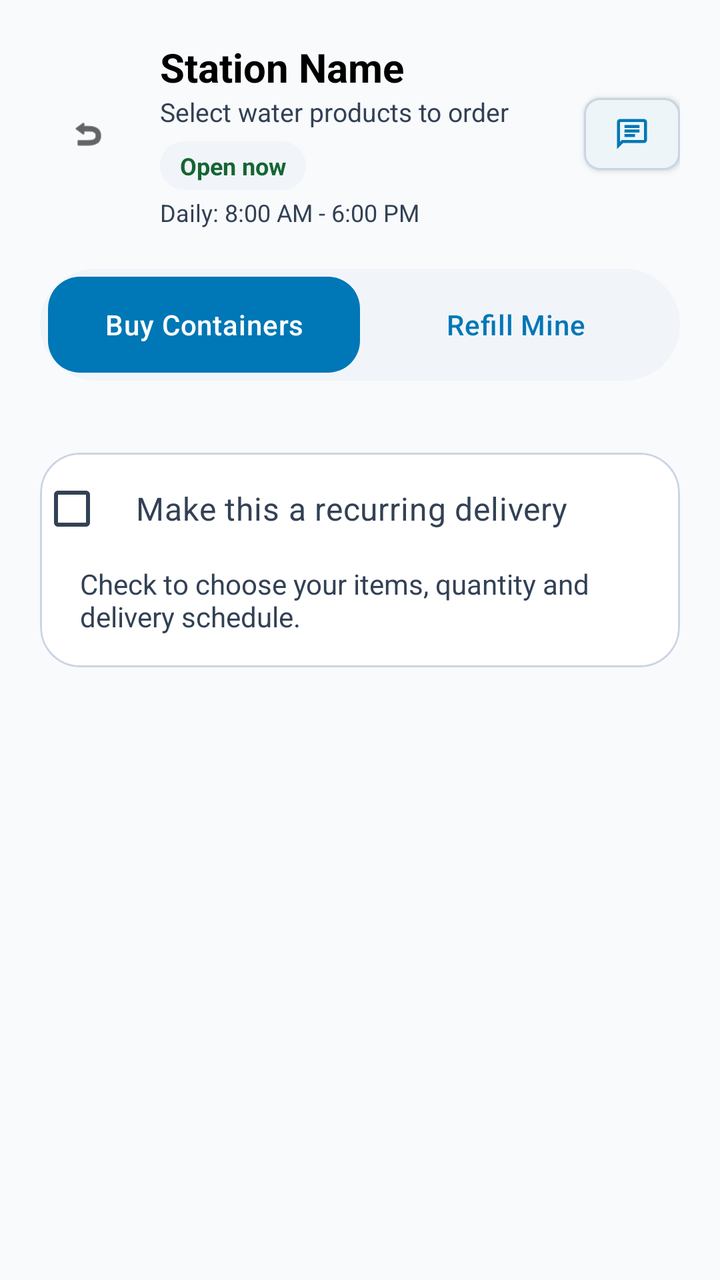
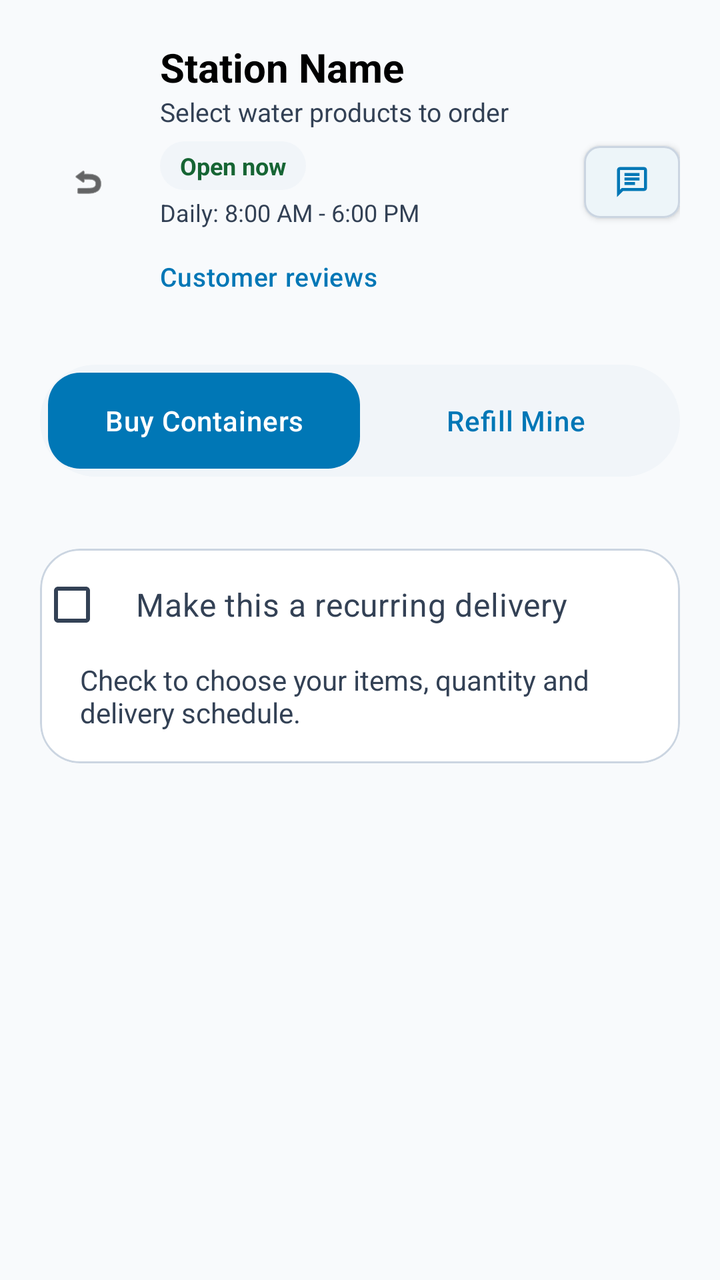

Before-and-after screenshots of an Android layout around one commit, followed by the original layout XML and the change that was made.
<!-- AndroidManifest.xml: application theme Theme.BeAqua -->
<!-- res/layout/station_inventory_content.xml -->
<?xml version="1.0" encoding="utf-8"?>
<androidx.core.widget.NestedScrollView xmlns:android="http://schemas.android.com/apk/res/android"
    xmlns:app="http://schemas.android.com/apk/res-auto"
    android:layout_width="match_parent"
    android:layout_height="match_parent"
    android:fillViewport="true"
    android:background="@color/background">

    <LinearLayout
        android:layout_width="match_parent"
        android:layout_height="wrap_content"
        android:orientation="vertical">

    <LinearLayout
        android:layout_width="match_parent"
        android:layout_height="wrap_content"
        android:orientation="horizontal"
        android:gravity="center_vertical"
        android:padding="20dp">

        <com.google.android.material.button.MaterialButton
            android:id="@+id/btnBackToStations"
            style="@style/Widget.MaterialComponents.Button.TextButton"
            android:layout_width="48dp"
            android:layout_height="48dp"
            android:padding="0dp"
            app:icon="@android:drawable/ic_menu_revert"
            app:iconPadding="0dp"
            app:iconGravity="textStart"
            app:iconTint="@color/text_primary" />

        <LinearLayout
            android:layout_width="0dp"
            android:layout_height="wrap_content"
            android:layout_weight="1"
            android:orientation="vertical"
            android:layout_marginStart="12dp">
            <TextView
                android:id="@+id/tvStationName"
                android:layout_width="wrap_content"
                android:layout_height="wrap_content"
                android:text="Station Name"
                android:textColor="@color/text_primary"
                android:textSize="20sp"
                android:textStyle="bold" />
            <TextView
                android:id="@+id/tvInventorySubtitle"
                android:layout_width="wrap_content"
                android:layout_height="wrap_content"
                android:text="Select water products to order"
                android:textColor="@color/text_secondary"
                android:textSize="13sp" />

            <TextView
                android:id="@+id/tvStationOpenStatus"
                android:layout_width="wrap_content"
                android:layout_height="wrap_content"
                android:layout_marginTop="6dp"
                android:background="@drawable/bg_pill_status"
                android:paddingHorizontal="10dp"
                android:paddingVertical="4dp"
                android:text="Open now"
                android:textColor="@color/success"
                android:textSize="12sp"
                android:textStyle="bold" />

            <TextView
                android:id="@+id/tvStationOperatingHours"
                android:layout_width="wrap_content"
                android:layout_height="wrap_content"
                android:layout_marginTop="3dp"
                android:text="Daily: 8:00 AM - 6:00 PM"
                android:textColor="@color/text_secondary"
                android:textSize="12sp" />
        </LinearLayout>

        <com.google.android.material.button.MaterialButton
            android:id="@+id/btnChatWithOwner"
            style="@style/Widget.MaterialComponents.Button.Icon"
            android:layout_width="48dp"
            android:layout_height="48dp"
            android:padding="0dp"
            app:icon="@drawable/ic_messages"
            app:iconPadding="0dp"
            app:iconGravity="textStart"
            app:iconTint="@color/primary"
            app:backgroundTint="@color/white"
            app:strokeColor="@color/divider"
            app:strokeWidth="1dp"
            app:shapeAppearanceOverlay="@style/ShapeAppearance.Material3.Corner.Small"/>
    </LinearLayout>

    <LinearLayout
        android:layout_width="match_parent"
        android:layout_height="wrap_content"
        android:layout_marginHorizontal="20dp"
        android:layout_marginBottom="12dp"
        android:background="@drawable/bg_pill_status"
        android:orientation="horizontal"
        android:padding="4dp">

        <com.google.android.material.button.MaterialButton
            android:id="@+id/btnBuyContainers"
            android:layout_width="0dp"
            android:layout_height="48dp"
            android:layout_weight="1"
            android:text="Buy Containers"
            android:textAllCaps="false"
            app:cornerRadius="16dp" />

        <com.google.android.material.button.MaterialButton
            android:id="@+id/btnRefillContainer"
            style="@style/Widget.MaterialComponents.Button.TextButton"
            android:layout_width="0dp"
            android:layout_height="48dp"
            android:layout_weight="1"
            android:text="Refill Mine"
            android:textAllCaps="false"
            android:textColor="@color/primary"
            app:cornerRadius="16dp" />
    </LinearLayout>

    <androidx.recyclerview.widget.RecyclerView
        android:id="@+id/rvStationProducts"
        android:layout_width="match_parent"
        android:layout_height="wrap_content"
        android:nestedScrollingEnabled="false"
        android:clipToPadding="false"
        android:paddingHorizontal="16dp"
        android:paddingBottom="24dp" />

    <com.google.android.material.card.MaterialCardView
        android:layout_width="match_parent"
        android:layout_height="wrap_content"
        android:layout_marginHorizontal="20dp"
        android:layout_marginBottom="24dp"
        app:cardCornerRadius="20dp"
        app:cardElevation="0dp"
        app:cardBackgroundColor="@color/white"
        app:strokeColor="@color/divider"
        app:strokeWidth="1dp">
        <LinearLayout
            android:layout_width="match_parent"
            android:layout_height="wrap_content"
            android:orientation="vertical">
            <com.google.android.material.checkbox.MaterialCheckBox
                android:id="@+id/checkRecurringDelivery"
                android:layout_width="match_parent"
                android:layout_height="wrap_content"
                android:minHeight="56dp"
                android:paddingHorizontal="16dp"
                android:text="@string/recurring_delivery_option"
                android:textColor="@color/text_secondary"
                android:textSize="16sp" />
            <TextView
                android:id="@+id/tvRecurringDeliveryHint"
                android:layout_width="match_parent"
                android:layout_height="wrap_content"
                android:paddingHorizontal="20dp"
                android:paddingBottom="16dp"
                android:text="@string/recurring_delivery_hint"
                android:textColor="@color/text_secondary" />
            <LinearLayout
                android:id="@+id/recurringDeliveryForm"
                android:layout_width="match_parent"
                android:layout_height="wrap_content"
                android:orientation="vertical"
                android:visibility="gone" />
        </LinearLayout>
    </com.google.android.material.card.MaterialCardView>
    </LinearLayout>
</androidx.core.widget.NestedScrollView>
<!-- resources referenced by this layout -->
<resources>
  <color name="background">#F8FAFC</color>
  <color name="divider">#CBD5E1</color>
  <color name="primary">#0077B6</color>
  <color name="success">#166534</color>
  <color name="text_primary">#000000</color>
  <color name="text_secondary">#334155</color>
  <color name="white">#FFFFFF</color>
  <!-- drawable bg_pill_status (drawable) -->
  <?xml version="1.0" encoding="utf-8"?>
  <shape xmlns:android="http://schemas.android.com/apk/res/android"
      android:shape="rectangle">
      <corners android:radius="100dp" />
      <solid android:color="@color/gray_light" />
  </shape>
  <!-- drawable ic_messages (drawable) -->
  <vector xmlns:android="http://schemas.android.com/apk/res/android"
      android:width="24dp"
      android:height="24dp"
      android:viewportWidth="24"
      android:viewportHeight="24">
      <path
          android:fillColor="#FF000000"
          android:pathData="M20,2H4c-1.1,0 -2,0.9 -2,2v18l4,-4h14c1.1,0 2,-0.9 2,-2V4c0,-1.1 -0.9,-2 -2,-2zM20,16H5.17L4,17.17V4h16v12zM7,9h10v2H7zM7,12h7v2H7zM7,6h10v2H7z"/>
  </vector>
  <string name="recurring_delivery_hint">Check to choose your items, quantity and delivery schedule.</string>
  <string name="recurring_delivery_option">Make this a recurring delivery</string>
  <style name="Theme.BeAqua" parent="Base.Theme.BeAqua" />
  <color name="gray_light">#F1F5F9</color>
  <color name="secondary">#0096C7</color>
  <color name="accent">#48CAE4</color>
  <color name="text_hint">#64748B</color>
  <style name="AppEditText" parent="Widget.AppCompat.EditText">
          <item name="android:textColor">@color/black</item>
          <item name="android:textColorHint">@color/text_hint</item>
      </style>
  <style name="AppButton" parent="Widget.Material3.Button">
          <item name="android:insetTop">0dp</item>
          <item name="android:insetBottom">0dp</item>
          <item name="android:textAllCaps">false</item>
          <item name="android:letterSpacing">0.02</item>
          <item name="android:paddingTop">12dp</item>
          <item name="android:paddingBottom">12dp</item>
          <item name="cornerRadius">12dp</item>
          <item name="backgroundTint">@color/primary</item>
          <item name="android:textColor">@color/white</item>
      </style>
  <style name="AppTextInputLayout" parent="Widget.Material3.TextInputLayout.OutlinedBox">
          <item name="boxCornerRadiusTopStart">12dp</item>
          <item name="boxCornerRadiusTopEnd">12dp</item>
          <item name="boxCornerRadiusBottomStart">12dp</item>
          <item name="boxCornerRadiusBottomEnd">12dp</item>
          <item name="boxStrokeColor">@color/primary</item>
          <item name="hintTextColor">@color/text_secondary</item>
          <item name="android:textColorHint">@color/text_hint</item>
          <item name="boxBackgroundColor">@color/white</item>
      </style>
  <color name="black">#000000</color>
  <!-- unchanged entries left out for length: 1 -->
</resources>

<!-- the commit's change to res/layout/station_inventory_content.xml (unified diff, before → after) -->
@@ -72,6 +72,21 @@
                 android:text="Daily: 8:00 AM - 6:00 PM"
                 android:textColor="@color/text_secondary"
                 android:textSize="12sp" />
+
+            <com.google.android.material.button.MaterialButton
+                android:id="@+id/btnStationReviews"
+                style="@style/Widget.Material3.Button.TextButton"
+                android:layout_width="wrap_content"
+                android:layout_height="wrap_content"
+                android:minHeight="48dp"
+                android:minWidth="0dp"
+                android:paddingStart="0dp"
+                android:paddingEnd="8dp"
+                android:gravity="start|center_vertical"
+                android:text="Customer reviews"
+                android:textAllCaps="false"
+                android:textSize="13sp"
+                android:textColor="@color/primary" />
         </LinearLayout>
 
         <com.google.android.material.button.MaterialButton
